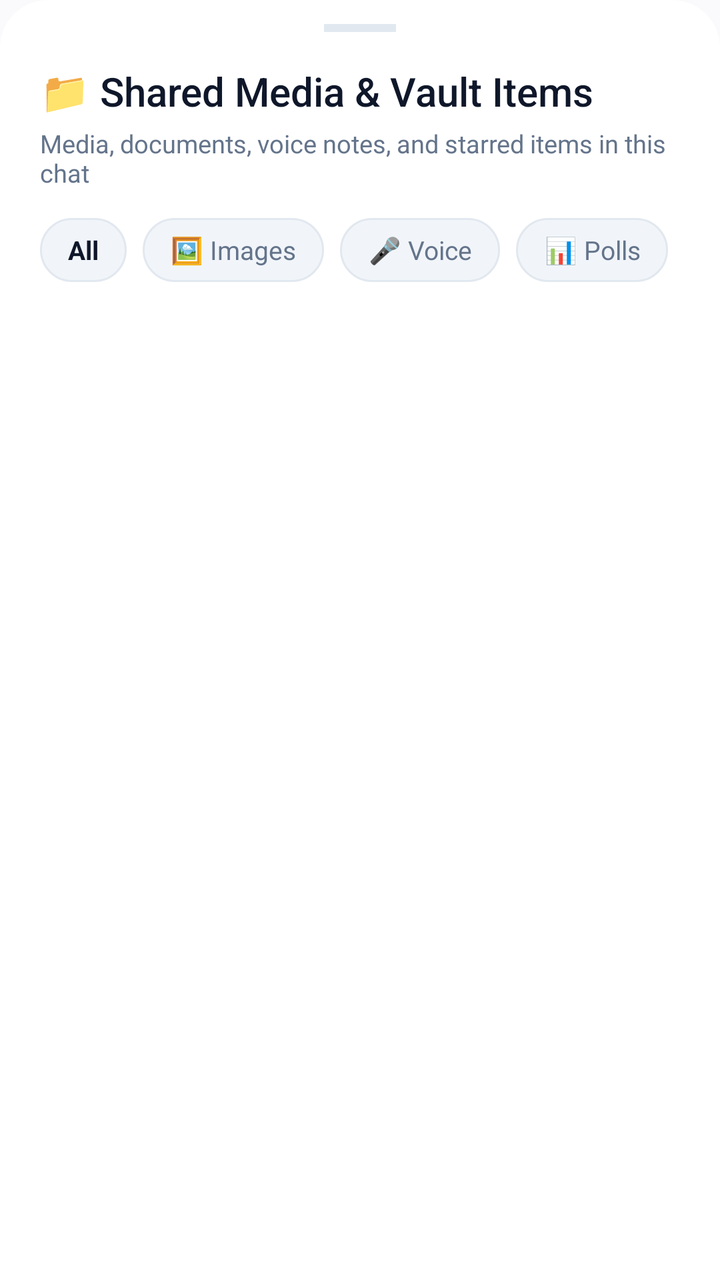
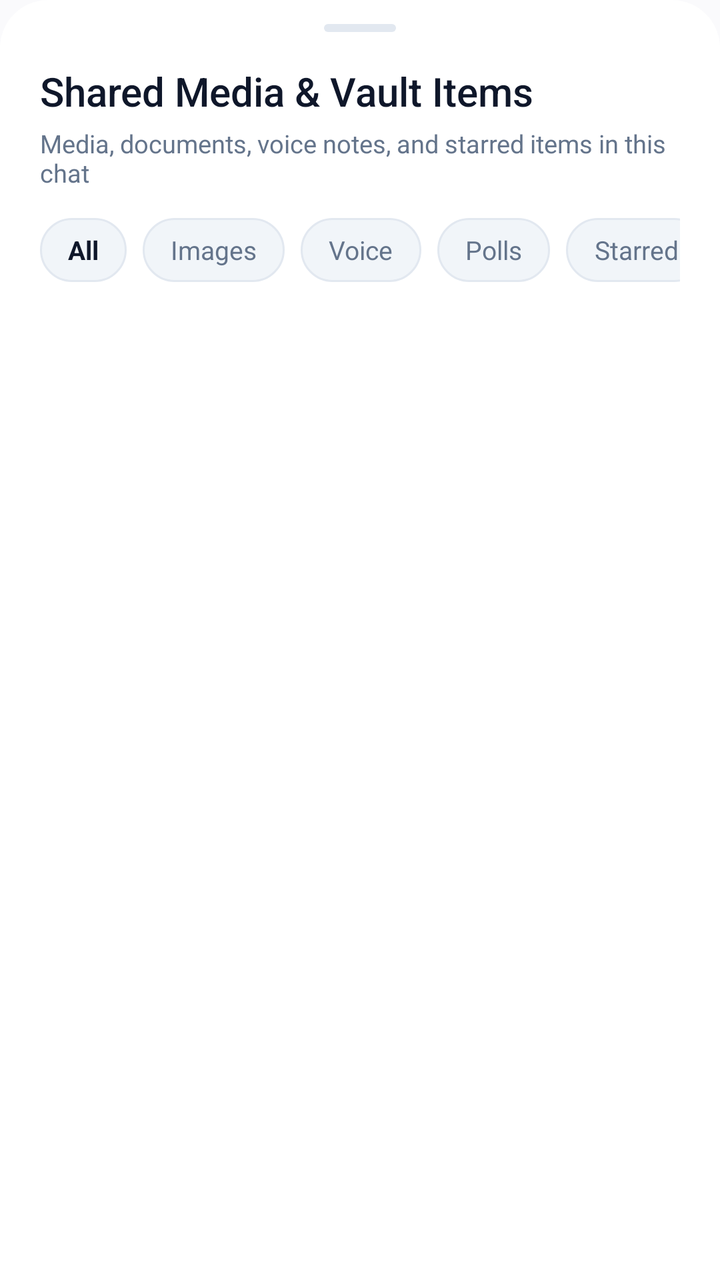

Before-and-after screenshots of an Android layout around one commit, followed by the original layout XML and the change that was made.
<!-- AndroidManifest.xml: application theme Theme.VEIL -->
<!-- res/layout/dialog_shared_media_sheet.xml -->
<?xml version="1.0" encoding="utf-8"?>
<LinearLayout xmlns:android="http://schemas.android.com/apk/res/android"
    xmlns:app="http://schemas.android.com/apk/res-auto"
    android:layout_width="match_parent"
    android:layout_height="wrap_content"
    android:orientation="vertical"
    android:background="@drawable/bottom_sheet_background"
    android:paddingStart="20dp"
    android:paddingEnd="20dp"
    android:paddingTop="12dp"
    android:paddingBottom="24dp">

    
    <View
        android:layout_width="36dp"
        android:layout_height="4dp"
        android:background="@color/colorOutline"
        android:layout_gravity="center_horizontal"
        android:layout_marginBottom="16dp" />

    <TextView
        android:layout_width="wrap_content"
        android:layout_height="wrap_content"
        android:text="📁 Shared Media &amp; Vault Items"
        android:textColor="@color/textPrimary"
        android:textSize="20sp"
        android:fontFamily="sans-serif-medium"
        android:layout_marginBottom="4dp" />

    <TextView
        android:id="@+id/tvSharedMediaSubtitle"
        android:layout_width="wrap_content"
        android:layout_height="wrap_content"
        android:text="Media, documents, voice notes, and starred items in this chat"
        android:textColor="@color/textSecondary"
        android:textSize="12.5sp"
        android:layout_marginBottom="14dp" />

    
    <HorizontalScrollView
        android:layout_width="match_parent"
        android:layout_height="wrap_content"
        android:scrollbars="none"
        android:layout_marginBottom="14dp">

        <LinearLayout
            android:layout_width="wrap_content"
            android:layout_height="wrap_content"
            android:orientation="horizontal">

            <TextView
                android:id="@+id/chipMediaAll"
                android:layout_width="wrap_content"
                android:layout_height="32dp"
                android:background="@drawable/bg_filter_chip"
                android:gravity="center"
                android:paddingStart="14dp"
                android:paddingEnd="14dp"
                android:text="All"
                android:textColor="@color/textPrimary"
                android:textSize="13sp"
                android:textStyle="bold"
                android:layout_marginEnd="8dp" />

            <TextView
                android:id="@+id/chipMediaImages"
                android:layout_width="wrap_content"
                android:layout_height="32dp"
                android:background="@drawable/bg_filter_chip"
                android:gravity="center"
                android:paddingStart="14dp"
                android:paddingEnd="14dp"
                android:text="🖼️ Images"
                android:textColor="@color/textSecondary"
                android:textSize="13sp"
                android:layout_marginEnd="8dp" />

            <TextView
                android:id="@+id/chipMediaVoice"
                android:layout_width="wrap_content"
                android:layout_height="32dp"
                android:background="@drawable/bg_filter_chip"
                android:gravity="center"
                android:paddingStart="14dp"
                android:paddingEnd="14dp"
                android:text="🎤 Voice"
                android:textColor="@color/textSecondary"
                android:textSize="13sp"
                android:layout_marginEnd="8dp" />

            <TextView
                android:id="@+id/chipMediaPolls"
                android:layout_width="wrap_content"
                android:layout_height="32dp"
                android:background="@drawable/bg_filter_chip"
                android:gravity="center"
                android:paddingStart="14dp"
                android:paddingEnd="14dp"
                android:text="📊 Polls"
                android:textColor="@color/textSecondary"
                android:textSize="13sp"
                android:layout_marginEnd="8dp" />

            <TextView
                android:id="@+id/chipMediaStarred"
                android:layout_width="wrap_content"
                android:layout_height="32dp"
                android:background="@drawable/bg_filter_chip"
                android:gravity="center"
                android:paddingStart="14dp"
                android:paddingEnd="14dp"
                android:text="⭐ Starred"
                android:textColor="@color/textSecondary"
                android:textSize="13sp" />
        </LinearLayout>
    </HorizontalScrollView>

    
    <androidx.core.widget.NestedScrollView
        android:layout_width="match_parent"
        android:layout_height="wrap_content"
        android:maxHeight="340dp">

        <LinearLayout
            android:layout_width="match_parent"
            android:layout_height="wrap_content"
            android:orientation="vertical">

            
            <LinearLayout
                android:id="@+id/sharedMediaEmptyState"
                android:layout_width="match_parent"
                android:layout_height="wrap_content"
                android:orientation="vertical"
                android:gravity="center"
                android:paddingTop="32dp"
                android:paddingBottom="32dp"
                android:visibility="gone">

                <TextView
                    android:layout_width="wrap_content"
                    android:layout_height="wrap_content"
                    android:text="📂"
                    android:textSize="36sp"
                    android:layout_marginBottom="8dp" />

                <TextView
                    android:layout_width="wrap_content"
                    android:layout_height="wrap_content"
                    android:text="No items found"
                    android:textColor="@color/textPrimary"
                    android:textSize="15sp"
                    android:textStyle="bold"
                    android:layout_marginBottom="4dp" />

                <TextView
                    android:layout_width="wrap_content"
                    android:layout_height="wrap_content"
                    android:text="Shared photos, voice notes, and starred messages\nwill appear in this vault."
                    android:textColor="@color/textSecondary"
                    android:textSize="12.5sp"
                    android:gravity="center" />
            </LinearLayout>

            <LinearLayout
                android:id="@+id/sharedMediaItemsContainer"
                android:layout_width="match_parent"
                android:layout_height="wrap_content"
                android:orientation="vertical" />
        </LinearLayout>
    </androidx.core.widget.NestedScrollView>

</LinearLayout>
<!-- resources referenced by this layout -->
<resources>
  <style name="Base.Theme.VEIL" parent="Theme.Material3.DayNight.NoActionBar">
          <item name="android:statusBarColor">@android:color/transparent</item>
          <item name="android:navigationBarColor">@android:color/transparent</item>
          <item name="android:windowLightStatusBar" tools:targetApi="m">true</item>
          <item name="colorPrimary">@color/colorPrimary</item>
          <item name="colorOnPrimary">@color/colorOnPrimary</item>
          <item name="colorPrimaryContainer">@color/colorPrimaryContainer</item>
          <item name="colorOnPrimaryContainer">@color/colorOnPrimaryContainer</item>
          <item name="colorSurface">@color/colorSurface</item>
          <item name="colorSurfaceVariant">@color/colorSurfaceVariant</item>
          <item name="colorOutline">@color/colorOutline</item>
          <item name="android:colorBackground">@color/colorBackground</item>
          <item name="bottomSheetDialogTheme">@style/ModernBottomSheetDialogTheme</item>
      </style>
  <!-- unchanged entries left out for length: 15 -->
</resources>

<!-- the commit's change to res/layout/dialog_shared_media_sheet.xml (unified diff, before → after) -->
@@ -14,14 +14,14 @@
     <View
         android:layout_width="36dp"
         android:layout_height="4dp"
-        android:background="@color/colorOutline"
+        android:background="@drawable/bg_persona_drag_handle"
         android:layout_gravity="center_horizontal"
         android:layout_marginBottom="16dp" />
 
     <TextView
         android:layout_width="wrap_content"
         android:layout_height="wrap_content"
-        android:text="📁 Shared Media &amp; Vault Items"
+        android:text="Shared Media &amp; Vault Items"
         android:textColor="@color/textPrimary"
         android:textSize="20sp"
         android:fontFamily="sans-serif-medium"
@@ -70,7 +70,7 @@
                 android:gravity="center"
                 android:paddingStart="14dp"
                 android:paddingEnd="14dp"
-                android:text="🖼️ Images"
+                android:text="Images"
                 android:textColor="@color/textSecondary"
                 android:textSize="13sp"
                 android:layout_marginEnd="8dp" />
@@ -83,7 +83,7 @@
                 android:gravity="center"
                 android:paddingStart="14dp"
                 android:paddingEnd="14dp"
-                android:text="🎤 Voice"
+                android:text="Voice"
                 android:textColor="@color/textSecondary"
                 android:textSize="13sp"
                 android:layout_marginEnd="8dp" />
@@ -96,7 +96,7 @@
                 android:gravity="center"
                 android:paddingStart="14dp"
                 android:paddingEnd="14dp"
-                android:text="📊 Polls"
+                android:text="Polls"
                 android:textColor="@color/textSecondary"
                 android:textSize="13sp"
                 android:layout_marginEnd="8dp" />
@@ -109,7 +109,7 @@
                 android:gravity="center"
                 android:paddingStart="14dp"
                 android:paddingEnd="14dp"
-                android:text="⭐ Starred"
+                android:text="Starred"
                 android:textColor="@color/textSecondary"
                 android:textSize="13sp" />
         </LinearLayout>
@@ -137,11 +137,11 @@
                 android:paddingBottom="32dp"
                 android:visibility="gone">
 
-                <TextView
-                    android:layout_width="wrap_content"
-                    android:layout_height="wrap_content"
-                    android:text="📂"
-                    android:textSize="36sp"
+                <ImageView
+                    android:layout_width="40dp"
+                    android:layout_height="40dp"
+                    android:src="@drawable/ic_document"
+                    app:tint="@color/textTertiary"
                     android:layout_marginBottom="8dp" />
 
                 <TextView
<!-- resource entries referenced after the edit -->
@@ -1,5 +1,22 @@
 <!-- resources referenced by this layout -->
 <resources>
+  <color name="textTertiary">#94A3B8</color>
+  <!-- drawable bg_persona_drag_handle (drawable) -->
+  <?xml version="1.0" encoding="utf-8"?>
+  <shape xmlns:android="http://schemas.android.com/apk/res/android"
+      android:shape="rectangle">
+      <solid android:color="@color/colorOutline" />
+      <corners android:radius="2dp" />
+  </shape>
+  <!-- drawable ic_document (drawable) -->
+  <?xml version="1.0" encoding="utf-8"?>
+  <vector xmlns:android="http://schemas.android.com/apk/res/android" 
+      android:width="24dp" 
+      android:height="24dp" 
+      android:viewportWidth="24" 
+      android:viewportHeight="24">
+      <path android:fillColor="#FFFFFF" android:pathData="M14,2H6c-1.1,0 -1.99,0.9 -1.99,2L4,20c0,1.1 0.89,2 1.99,2H18c1.1,0 2,-0.9 2,-2V8l-6,-6zm2,16H8v-2h8v2zm0,-4H8v-2h8v2zm-3,-5V3.5L18.5,9H13z"/>
+  </vector>
   <style name="Base.Theme.VEIL" parent="Theme.Material3.DayNight.NoActionBar">
           <item name="android:statusBarColor">@android:color/transparent</item>
           <item name="android:navigationBarColor">@android:color/transparent</item>
@@ -8,12 +25,46 @@
           <item name="colorOnPrimary">@color/colorOnPrimary</item>
           <item name="colorPrimaryContainer">@color/colorPrimaryContainer</item>
           <item name="colorOnPrimaryContainer">@color/colorOnPrimaryContainer</item>
+          <item name="colorSecondary">@color/colorSecondary</item>
+          <item name="colorOnSecondary">@color/colorOnSecondary</item>
+          <item name="colorSecondaryContainer">@color/colorSecondaryContainer</item>
+          <item name="colorOnSecondaryContainer">@color/colorOnSecondaryContainer</item>
+          <item name="colorTertiary">@color/colorTertiary</item>
+          <item name="colorOnTertiary">@color/colorOnTertiary</item>
+          <item name="colorTertiaryContainer">@color/colorTertiaryContainer</item>
+          <item name="colorOnTertiaryContainer">@color/colorOnTertiaryContainer</item>
           <item name="colorSurface">@color/colorSurface</item>
+          <item name="colorOnSurface">@color/colorOnSurface</item>
           <item name="colorSurfaceVariant">@color/colorSurfaceVariant</item>
+          <item name="colorOnSurfaceVariant">@color/colorOnSurfaceVariant</item>
+          <item name="colorSurfaceDim">@color/colorSurfaceDim</item>
+          <item name="colorSurfaceBright">@color/colorSurfaceBright</item>
+          <item name="colorSurfaceContainerLowest">@color/colorSurfaceContainerLowest</item>
+          <item name="colorSurfaceContainerLow">@color/colorSurfaceContainerLow</item>
+          <item name="colorSurfaceContainer">@color/colorSurfaceContainer</item>
+          <item name="colorSurfaceContainerHigh">@color/colorSurfaceContainerHigh</item>
+          <item name="colorSurfaceContainerHighest">@color/colorSurfaceContainerHighest</item>
           <item name="colorOutline">@color/colorOutline</item>
           <item name="android:colorBackground">@color/colorBackground</item>
           <item name="bottomSheetDialogTheme">@style/ModernBottomSheetDialogTheme</item>
       </style>
+  <color name="colorSecondary">#0D9488</color>
+  <color name="colorOnSecondary">#FFFFFF</color>
+  <color name="colorSecondaryContainer">#EEF2FF</color>
+  <color name="colorOnSecondaryContainer">#3730A3</color>
+  <color name="colorTertiary">#06B6D4</color>
+  <color name="colorOnTertiary">#FFFFFF</color>
+  <color name="colorTertiaryContainer">#ECFEFF</color>
+  <color name="colorOnTertiaryContainer">#155E75</color>
+  <color name="colorOnSurface">#0F172A</color>
+  <color name="colorOnSurfaceVariant">#475569</color>
+  <color name="colorSurfaceDim">#E2E8F0</color>
+  <color name="colorSurfaceBright">#FFFFFF</color>
+  <color name="colorSurfaceContainerLowest">#FFFFFF</color>
+  <color name="colorSurfaceContainerLow">#F8FAFC</color>
+  <color name="colorSurfaceContainer">#F1F5F9</color>
+  <color name="colorSurfaceContainerHigh">#E2E8F0</color>
+  <color name="colorSurfaceContainerHighest">#CBD5E1</color>
   <!-- unchanged entries left out for length: 15 -->
 </resources>
 
